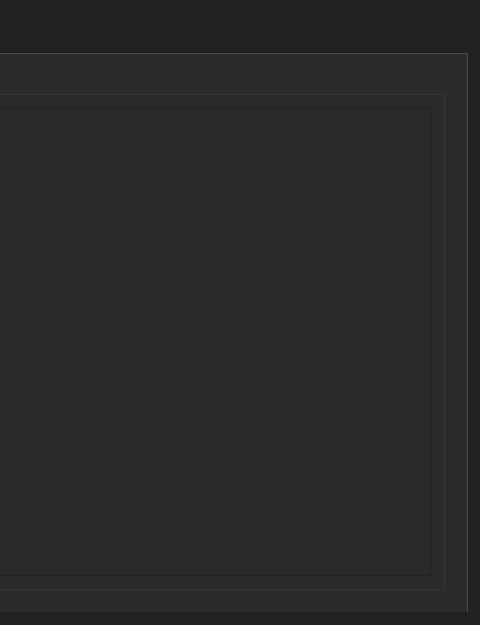
Above: Relooker/mainwindow.ui from Mixbo-zz/relooker before the change; both pictures show x 520 to 1000 and y 0 to 625 of the 1000 by 625 pixel window. Below: the same form after it.
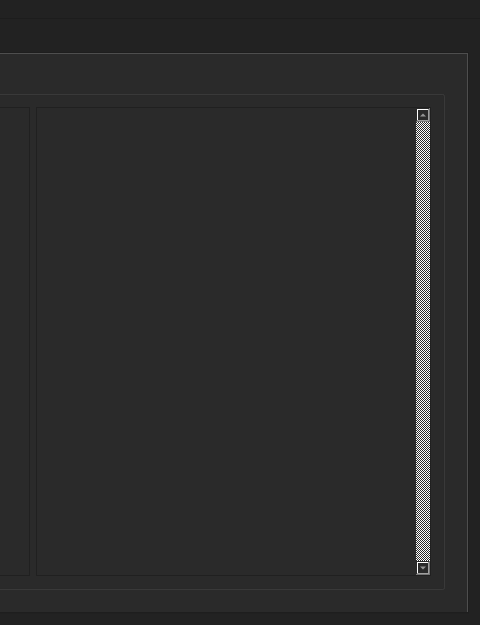
That is the form after the change. The open tabs and pages were chosen to show the change. Custom widgets are drawn as their Qt base class.

Commit message: Simple link and addressing

```diff
--- a/Relooker/mainwindow.ui
+++ b/Relooker/mainwindow.ui
@@ -1716,8 +1716,52 @@
                <string>Hex</string>
               </property>
               <layout class="QGridLayout" name="gridLayout_12">
+               <item row="0" column="1">
+                <widget class="QTableWidget" name="hexEditAsciiWidget">
+                 <property name="verticalScrollBarPolicy">
+                  <enum>Qt::ScrollBarAlwaysOn</enum>
+                 </property>
+                 <property name="horizontalScrollBarPolicy">
+                  <enum>Qt::ScrollBarAlwaysOff</enum>
+                 </property>
+                 <property name="verticalScrollMode">
+                  <enum>QAbstractItemView::ScrollPerPixel</enum>
+                 </property>
+                 <property name="horizontalScrollMode">
+                  <enum>QAbstractItemView::ScrollPerPixel</enum>
+                 </property>
+                 <property name="gridStyle">
+                  <enum>Qt::NoPen</enum>
+                 </property>
+                 <property name="rowCount">
+                  <number>0</number>
+                 </property>
+                </widget>
+               </item>
                <item row="0" column="0">
-                <widget class="QTableWidget" name="hexEditWidget"/>
+                <widget class="QTableWidget" name="hexEditWidget">
+                 <property name="verticalScrollBarPolicy">
+                  <enum>Qt::ScrollBarAlwaysOff</enum>
+                 </property>
+                 <property name="horizontalScrollBarPolicy">
+                  <enum>Qt::ScrollBarAlwaysOff</enum>
+                 </property>
+                 <property name="verticalScrollMode">
+                  <enum>QAbstractItemView::ScrollPerPixel</enum>
+                 </property>
+                 <property name="horizontalScrollMode">
+                  <enum>QAbstractItemView::ScrollPerPixel</enum>
+                 </property>
+                 <property name="showGrid">
+                  <bool>true</bool>
+                 </property>
+                 <property name="gridStyle">
+                  <enum>Qt::NoPen</enum>
+                 </property>
+                 <property name="rowCount">
+                  <number>0</number>
+                 </property>
+                </widget>
                </item>
               </layout>
              </widget>
```
Left out of the diff: 2 changed lines with no effect on the pictures. The commit also changes 2 other files.
